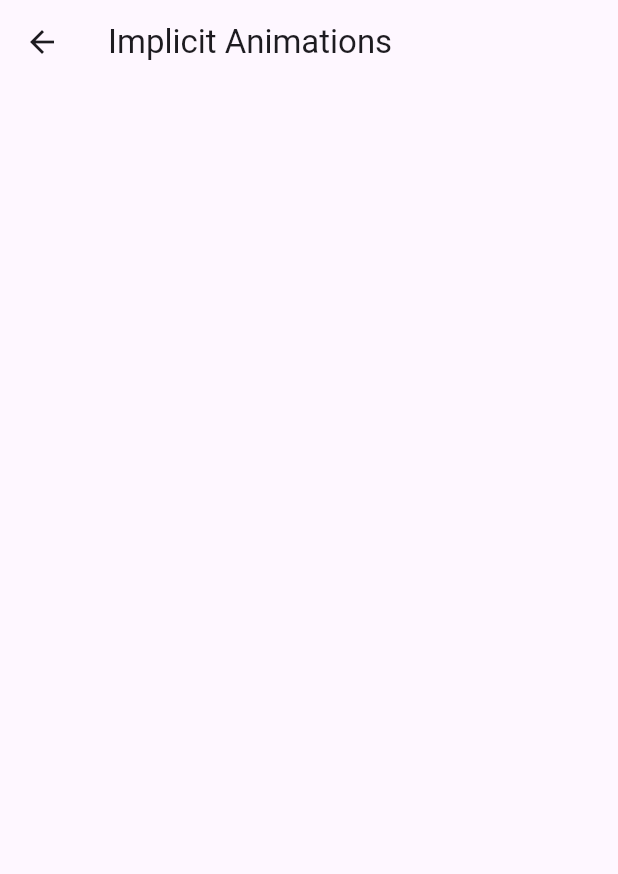
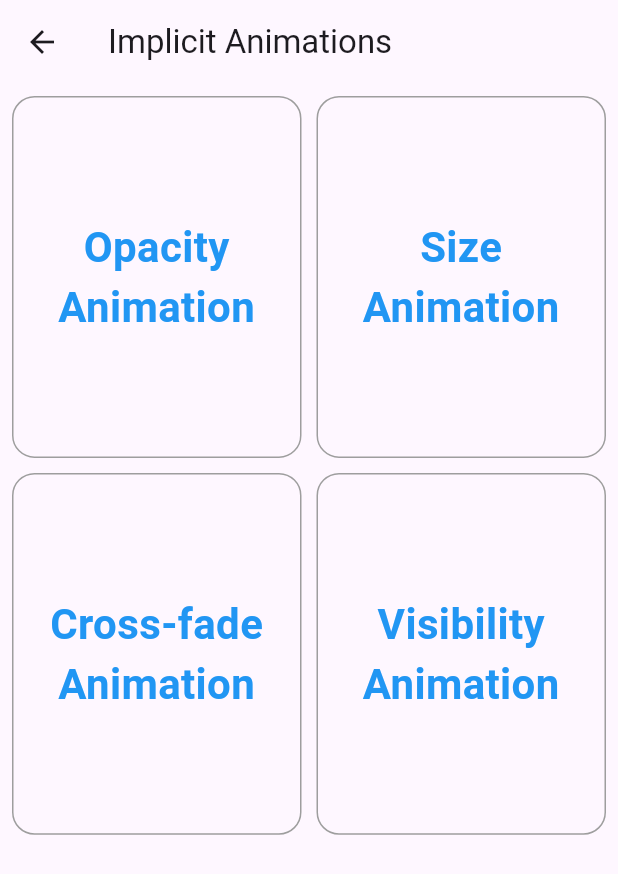
Before and after one commit to misfitcoder/flutter_animations, a Flutter app: the ImplicitAnimations screen opened by its route, on a phone screen of 412 x 824 dp. Shown: the top 874 px of the screen. Run offline on Flutter 3.47's test engine with Material 2 defaults, Android fonts, the phone set to English and light mode, and no system bars.

Commit message:
added all implicit animations example

```diff
--- a/lib/main.dart
+++ b/lib/main.dart
@@ -1,6 +1,10 @@
 import 'package:flutter/material.dart';
 
 import 'package:flutter_animations/screens/home_screen.dart';
+import 'package:flutter_animations/screens/implicit-animations/crossfade_animation.dart';
+import 'package:flutter_animations/screens/implicit-animations/opacity_animation.dart';
+import 'package:flutter_animations/screens/implicit-animations/size_animation.dart';
+import 'package:flutter_animations/screens/implicit-animations/visibility_animation.dart';
 import 'package:flutter_animations/screens/implicit_animations.dart';
 import 'package:flutter_animations/screens/tween_animations.dart';
 
@@ -22,6 +26,10 @@ class MyApp extends StatelessWidget {
       routes: {
         'implicit': (context) => const ImplicitAnimations(),
         'tween': (context) => const TweenAnimation(),
+        'opacity': (context) => const OpacityAnimation(),
+        'size': (context) => const SizeAnimation(),
+        'crossfade': (context) => const CrossFadeAnimation(),
+        'visibility': (context) => const VisibilityAnimation(),
       },
       home: const HomeScreen(),
     );
--- a/lib/screens/implicit_animations.dart
+++ b/lib/screens/implicit_animations.dart
@@ -1,4 +1,5 @@
 import 'package:flutter/material.dart';
+import 'package:flutter_animations/widgets/implicit_item.dart';
 
 class ImplicitAnimations extends StatelessWidget {
   const ImplicitAnimations({super.key});
@@ -9,6 +10,31 @@ class ImplicitAnimations extends StatelessWidget {
       appBar: AppBar(
         title: const Text('Implicit Animations'),
       ),
+      body: GridView.count(
+        crossAxisCount: 2,
+        mainAxisSpacing: 10,
+        crossAxisSpacing: 10,
+        childAspectRatio: 2 / 2.5,
+        padding: const EdgeInsets.all(8.0),
+        children: const [
+          ImplicitItem(
+            title: 'Opacity Animation',
+            route: 'opacity',
+          ),
+          ImplicitItem(
+            title: 'Size Animation',
+            route: 'size',
+          ),
+          ImplicitItem(
+            title: 'Cross-fade Animation',
+            route: 'crossfade',
+          ),
+          ImplicitItem(
+            title: 'Visibility Animation',
+            route: 'visibility',
+          ),
+        ],
+      ),
     );
   }
 }
--- /dev/null
+++ b/lib/widgets/implicit_item.dart
@@ -0,0 +1,41 @@
+import 'package:flutter/material.dart';
+
+class ImplicitItem extends StatelessWidget {
+  const ImplicitItem({
+    super.key,
+    required this.title,
+    required this.route,
+  });
+
+  final String title;
+  final String route;
+
+  @override
+  Widget build(BuildContext context) {
+    return GestureDetector(
+      onTap: () => Navigator.pushNamed(context, route),
+      child: Container(
+        width: 200,
+        height: 300,
+        decoration: BoxDecoration(
+          border: Border.all(
+            width: 1,
+            color: Colors.grey,
+          ),
+          borderRadius: BorderRadius.circular(15),
+        ),
+        child: Center(
+          child: Text(
+            title,
+            textAlign: TextAlign.center,
+            style: const TextStyle(
+              fontSize: 28,
+              fontWeight: FontWeight.bold,
+              color: Colors.blue,
+            ),
+          ),
+        ),
+      ),
+    );
+  }
+}
```
Also changed, not shown: lib/screens/implicit-animations/crossfade_animation.dart (added, +58 -0 lines), lib/screens/implicit-animations/opacity_animation.dart (added, +66 -0 lines), lib/screens/implicit-animations/size_animation.dart (added, +56 -0 lines), lib/screens/implicit-animations/visibility_animation.dart (added, +71 -0 lines).
